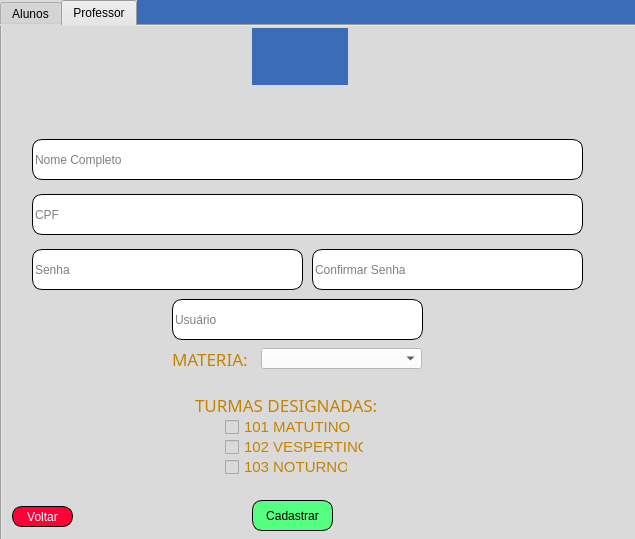
Above: cadastro-aluno-professores.ui from vitoradsp/academicsys before the change. Below: the same form after it.
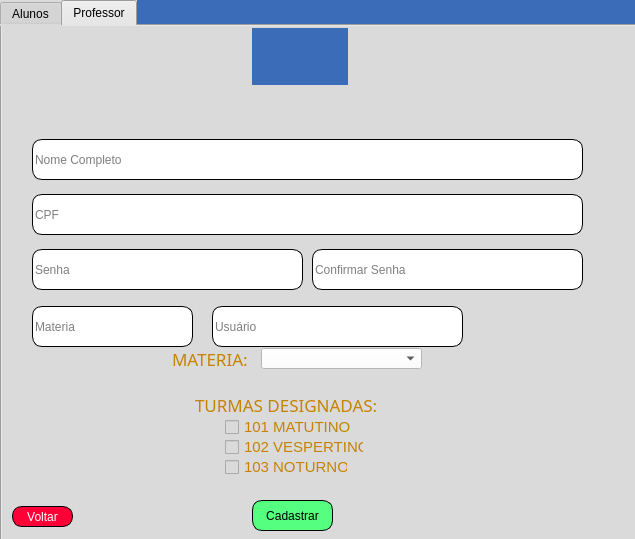
That is the form after the change. Icons and pictures are not drawn.

Diff of the .ui file:
```diff
--- a/cadastro-aluno-professores.ui
+++ b/cadastro-aluno-professores.ui
@@ -656,8 +656,8 @@
      <widget class="QLineEdit" name="inputusuarioprofessor">
       <property name="geometry">
        <rect>
-        <x>170</x>
-        <y>273</y>
+        <x>210</x>
+        <y>280</y>
         <width>251</width>
         <height>41</height>
        </rect>
@@ -831,6 +831,31 @@
        <string>Voltar</string>
       </property>
      </widget>
+     <widget class="QLineEdit" name="inputmateria">
+      <property name="geometry">
+       <rect>
+        <x>30</x>
+        <y>280</y>
+        <width>161</width>
+        <height>41</height>
+       </rect>
+      </property>
+      <property name="styleSheet">
+       <string notr="true">	font: 8pt &quot;MS Shell Dlg 2&quot;;
+border: 1px solid black;	
+background-color: rgb(255, 255, 255);
+border-radius:10px</string>
+      </property>
+      <property name="text">
+       <string/>
+      </property>
+      <property name="echoMode">
+       <enum>QLineEdit::Normal</enum>
+      </property>
+      <property name="placeholderText">
+       <string>Materia</string>
+      </property>
+     </widget>
     </widget>
    </widget>
   </widget>
```
